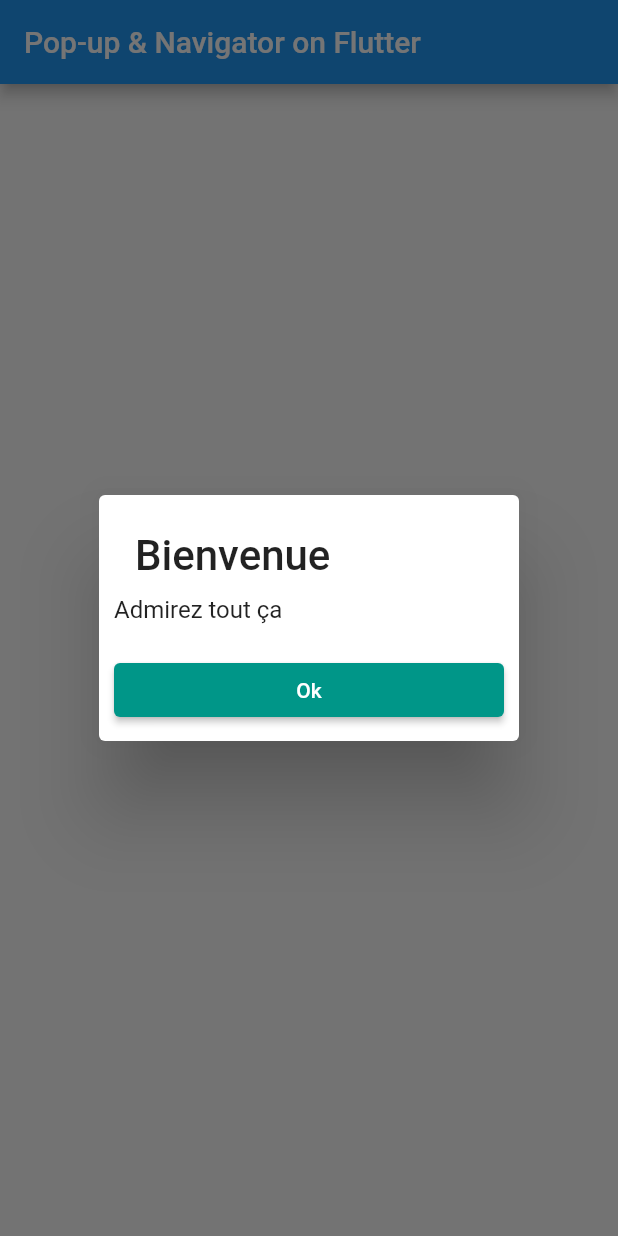
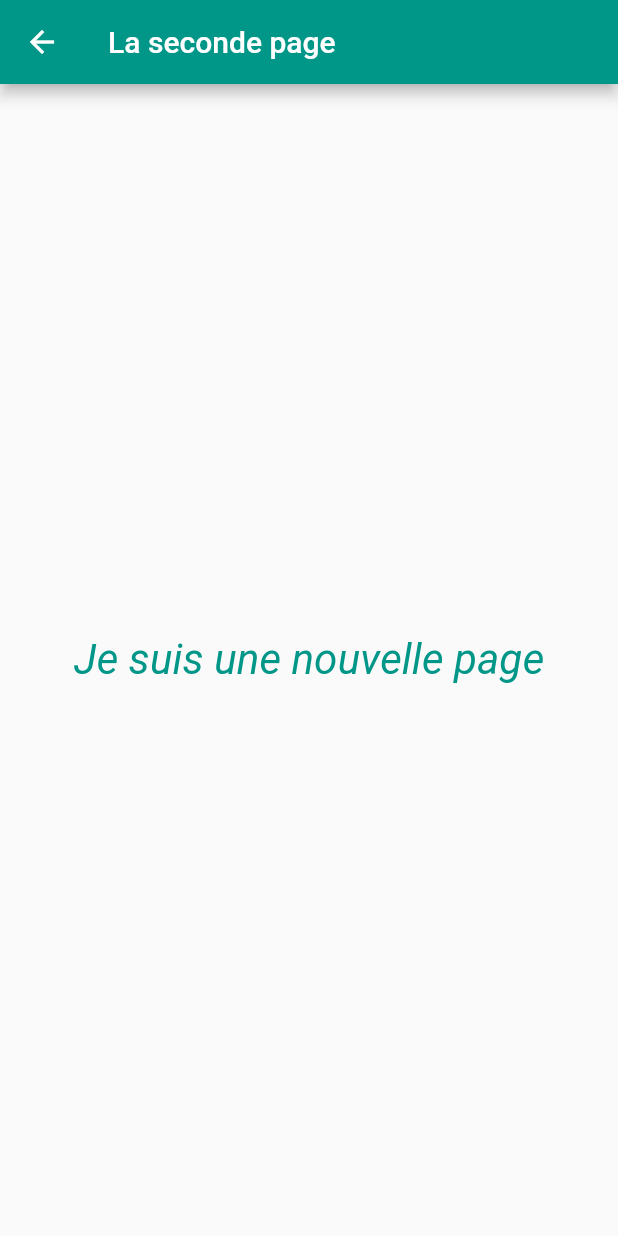
Before and after one commit to Lebeil/pop_navigator, a Flutter app: the screen it shows after launch, after a tap on "Appuie !", on a phone screen of 412 x 824 dp. Run offline on Flutter 3.47's test engine with Material 2 defaults, Android fonts, the phone set to English and light mode, and no system bars.

Commit message:
add redirect nouvelle page

```diff
--- a/lib/body.dart
+++ b/lib/body.dart
@@ -1,4 +1,6 @@
 import 'package:flutter/material.dart';
+
+import 'nouvelle_page.dart';
 
 class Body extends StatefulWidget {
   @override
@@ -10,7 +12,7 @@ class _BodyState extends State<Body> {
   Widget build(BuildContext context) {
     return Center(
       child: ElevatedButton(
-        onPressed: (()=> dialog('Bienvenue', 'Admirez tout ça')),
+        onPressed: versNouvellePage,
         child: const Text('Appuie !'),
         style: ElevatedButton.styleFrom(
           primary: Colors.teal,
@@ -95,4 +97,11 @@ class _BodyState extends State<Body> {
     );
   }
 
+  //redirect new page
+  void versNouvellePage() {
+    Navigator.push(context, MaterialPageRoute(builder: (BuildContext context) {
+      return NouvellePage('La seconde page');
+    }));
+  }
+
 }
--- a/lib/main.dart
+++ b/lib/main.dart
@@ -14,7 +14,7 @@ class MyApp extends StatelessWidget {
     return MaterialApp(
       title: 'Test Pop-up & Navigator on Flutter',
       theme: ThemeData(
-        primarySwatch: Colors.blue,
+        primarySwatch: Colors.teal,
       ),
       home: const MyHomePage(title: 'Pop-up & Navigator on Flutter'),
     );
--- /dev/null
+++ b/lib/nouvelle_page.dart
@@ -0,0 +1,27 @@
+import 'package:flutter/material.dart';
+
+class NouvellePage extends StatelessWidget {
+  NouvellePage(this.title);
+
+  String title;
+
+  @override
+  Widget build(BuildContext context) {
+    return Scaffold(
+      appBar: AppBar(
+        title: Text(title),
+      ),
+      body: const Center(
+        child: Text('Je suis une nouvelle page',
+          textScaleFactor: 2,
+          textAlign: TextAlign.center,
+          style: TextStyle(
+            color: Colors.teal,
+            fontStyle: FontStyle.italic,
+          )
+        ),
+      )
+    );
+  }
+
+}
```
